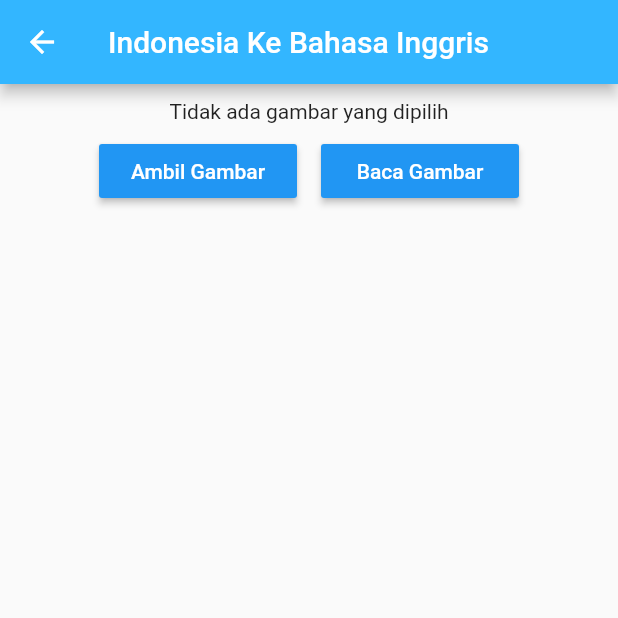
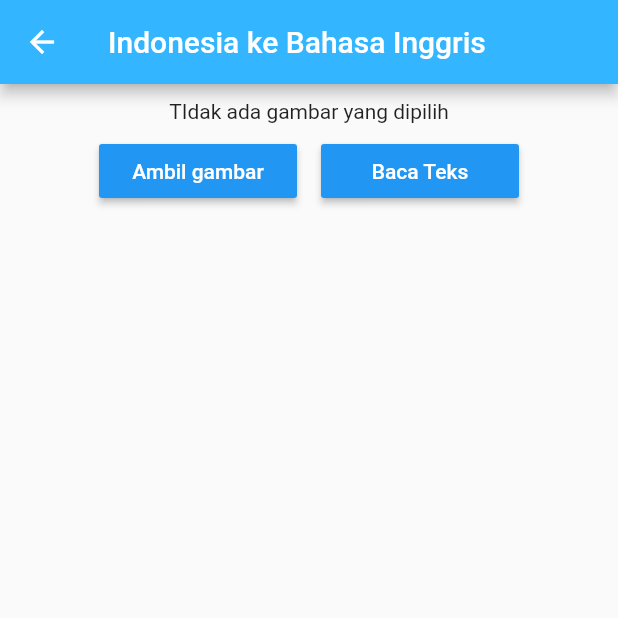
Before and after one commit to febryardiansyah/terjemahkeun_app, a Flutter app: the screen it shows after launch, after a tap on "ID", on a phone screen of 412 x 824 dp, the top half of it. Run offline on Flutter 3.47's test engine with Material 2 defaults, Android fonts, the light colour scheme and no system bars; our stand-ins replace flutter_screenutil, google_nav_bar, image_picker; missing offline and left inert: firebase_ml_vision, slide_digital_clock, translator; accounts and stored records are empty.

Commit message:
terjemah selesei

```diff
--- a/lib/home_screen/indoToEnglish.dart
+++ b/lib/home_screen/indoToEnglish.dart
@@ -1,8 +1,10 @@
 import 'dart:io';
 
-import 'package:camera/camera.dart';
+import 'package:firebase_ml_vision/firebase_ml_vision.dart';
 import 'package:flutter/material.dart';
 import 'package:image_picker/image_picker.dart';
+import 'package:translator/translator.dart';
+import 'package:terjemahkeun_app/widget/translation_widget.dart';
 
 class IndoToEnglish extends StatefulWidget {
   @override
@@ -10,116 +12,130 @@ class IndoToEnglish extends StatefulWidget {
 }
 
 class _IndoToEnglishState extends State<IndoToEnglish> {
-  File pickedImage;
+  File PickedImage;
   String wordText = '';
-  String imgaeTrans = '';
-  bool _isImageLoad = false;
-  bool showTranslate = false;
-  bool showOriginalText = false;
-  bool showTranslatinon = false;
+  String imageTrans = '';
+  String isTextNull = '';
+  bool ifTextnotNull = false;
+  bool isImageLoaded = false;
+  bool _showTranslateButtn =false;
+  bool _showOriginalText = false;
+  bool showTranslation = false;
+  final GoogleTranslator translator = GoogleTranslator();
 
-  void pickImage() async{
+  Future pickImage()async{
+    setState(() {
+      _showTranslateButtn = false;
+      _showOriginalText = false;
+      showTranslation = false;
+      wordText = '';
+      imageTrans = '';
+      isTextNull = '';
+    });
+    return showModalBottomSheet(
+        context: context,
+        backgroundColor: Colors.transparent,
+        builder: (BuildContext context){
+          return Container(
+            decoration: BoxDecoration(
+                borderRadius: BorderRadius.only(topLeft: Radius.circular(10),topRight: Radius.circular(10)),
+                color: Colors.white
+            ),
+            child: Wrap(
+              children: <Widget>[
+                ListTile(
+                  leading: Icon(Icons.image),
+                  title: Text('Dari Galeri'),
+                  onTap: ()async{
                     var temp = await ImagePicker.pickImage(source: ImageSource.gallery);
                     setState(() {
-      pickedImage = temp;
-      _isImageLoad = true;
+                      if(temp != null){
+                        PickedImage = temp;
+                        isImageLoaded = true;
+                        Navigator.pop(context);
+                      }
+                    });
+                  },
+                ),
+                ListTile(
+                  leading: Icon(Icons.camera_alt),
+                  title: Text('Dari Kamera'),
+                  onTap: ()async{
+                    var temp = await ImagePicker.pickImage(source: ImageSource.camera);
+                    setState(() {
+                      if(temp != null) {
+                        PickedImage = temp;
+                        isImageLoaded = true;
+                        Navigator.pop(context);
+                      }
+                    });
+                  },
+                )
+              ],
+            ),
+          );
+        }
+    );
+  }
+  Future readImage()async{
+    final FirebaseVisionImage myImage = FirebaseVisionImage.fromFile(PickedImage);
+    TextRecognizer textRecognizer = FirebaseVision.instance.textRecognizer();
+    VisionText visionText = await textRecognizer.processImage(myImage);
+    for(TextBlock textBlock in visionText.blocks){
+      for(TextLine textLine in textBlock.lines){
+        for(TextElement textElement in textLine.elements){
+          setState(() {
+            wordText += textElement.text.toLowerCase() + ' ';
+            print(wordText);
           });
         }
-  void readImage()async{
+      }
+    }
     setState(() {
-      showTranslate = true;
-      showOriginalText = true;
+      _showOriginalText = true;
+      _showTranslateButtn = true;
+      ifTextnotNull = true;
+      if(wordText == ''){
+        ifTextnotNull = false;
+        isTextNull = 'Tidak ada teks di dalam gambar';
+        return print('Tidak Ada ');
+      }
     });
   }
-  void translateImage()async{
+  Future translateImage()async{
+    await translator.translate(wordText,from: 'id',to: 'en').then((res){
       setState(() {
-      showTranslatinon = true;
+        imageTrans = res;
+        showTranslation = true;
+      });
     });
   }
   @override
   Widget build(BuildContext context) {
-    return Scaffold(
-      appBar: AppBar(
-        title: Text('Indonesia Ke Bahasa Inggris'),
-        backgroundColor: Color(0xFF33B6FF),
-      ),
-      body: SingleChildScrollView(
-        child: Container(
-          margin: EdgeInsets.only(top: 10),
-          alignment: Alignment.center,
-          child: Column(
-            children: <Widget>[
-              _isImageLoad?Container(
-                height: 300,
-                width: 300,
-                decoration: BoxDecoration(
-                  image: DecorationImage(
-                    image: FileImage(pickedImage),
-                    fit: BoxFit.fill
-                  )
-                ),
-              ):Center(child: Text('Tidak ada gambar yang dipilih'),),
-              Row(
-                mainAxisAlignment: MainAxisAlignment.center,
-                children: <Widget>[
-                  Padding(
-                    padding: const EdgeInsets.all(8.0),
-                    child: RaisedButton(
-                      color: Colors.blue,
-                      onPressed: (){
+    return TranslationWidget(
+      judul: 'Indonesia ke Bahasa Inggris',
+      isImageLoaded: isImageLoaded,
+      pickedImage: PickedImage,
+      gambarLoaded: 'TIdak ada gambar yang dipilih',
+      tapAmbilGambar:(){
         pickImage();
-                      },
-                      child: Container(
-                        height: 30,
-                        width: 100,
-                        child: Center(child: Text('Ambil Gambar',style: TextStyle(color: Colors.white),)),
-                      ),
-                    ),
-                  ),
-                  Padding(
-                    padding: const EdgeInsets.all(8.0),
-                    child: RaisedButton(
-                      color: Colors.blue,
-                      onPressed: (){
+      } ,
+      ambilGambar: 'Ambil gambar',
+      tapBacaGambar: (){
         readImage();
       },
-                      child: Container(
-                        height: 30,
-                        width: 100,
-                        child: Center(child: Text('Baca Gambar',style: TextStyle(color: Colors.white),)),
-                      ),
-                    ),
-                  ),
-                ],
-              ),
-              showTranslate?Center(
-                child: RaisedButton(
-                  color: Colors.blue,
-                  onPressed: (){
+      bacaGambar: 'Baca Teks',
+      showTranslateBtn: _showTranslateButtn,
+      terjemahkan: 'Terjemahkan',
+      tapTranslateGambar: (){
         translateImage();
       },
-                  child: Container(
-                    height: 30,
-                    width: 100,
-                    child: Center(child: Text('Terjemahkan',style: TextStyle(color: Colors.white),),),
-                  ),
-                ),
-              ):Center(),
-              SizedBox(height: 20,),
-              showOriginalText?Text('Text Asli',style: TextStyle(color: Colors.grey),):Container(),
-              Padding(
-                padding: EdgeInsets.only(left: 20,right: 20,top: 10),
-                child: SelectableText(wordText,textAlign: TextAlign.justify,),
-              ),
-              showTranslatinon?Text('Terjemahan Ke Bahasa Inggris',style: TextStyle(color: Colors.grey),):Container(),
-              Padding(
-                padding: EdgeInsets.only(left: 20,right: 20,top: 10,bottom: 20),
-                child: SelectableText(imgaeTrans,textAlign: TextAlign.justify,),
-              )
-            ],
-          ),
-        ),
-      ),
+      showOriginalText:_showOriginalText,
+      originalText: 'Teks asli',
+      wordTemp: ifTextnotNull?wordText:isTextNull,
+      showTranslation: showTranslation,
+      imageTrans: imageTrans.toString(),
+      terjemahText: 'Terjemahan ke Bahasa Inggris',
     );
   }
 }
--- a/lib/main.dart
+++ b/lib/main.dart
@@ -1,15 +1,11 @@
 
 import 'package:flutter/material.dart';
 import 'package:terjemahkeun_app/widget/bottom_navbar.dart';
-import 'package:terjemahkeun_app/widget/splash_screen.dart';
 
 void main() async => runApp (
     MaterialApp(
       debugShowCheckedModeBanner: false,
       initialRoute: '/navBar',
-      routes: {
-        '/': (_) => SplashScreen(),
-        '/navBar': (_) => BottomNavBar()
-      },
+      home: BottomNavBar(),
     )
 );
--- a/lib/page/home_page.dart
+++ b/lib/page/home_page.dart
@@ -60,7 +60,7 @@ class _HomePageState extends State<HomePage> {
       pesan = 'Sudah Makan Malam ??';
       return pesan;
     }else{
-      pesan = 'Jangan Lupa Tidur, jaga kesehatanmu';
+      pesan = 'Jangan Lupa Tidur';
       return pesan;
     }
   }
@@ -127,6 +127,8 @@ class _HomePageState extends State<HomePage> {
             ),
             SizedBox(height: 20,),
             Row(
+              crossAxisAlignment: CrossAxisAlignment.center,
+              mainAxisAlignment: MainAxisAlignment.center,
               children: <Widget>[
                 boxBahasa(
                   onTap: (){
@@ -159,7 +161,7 @@ class _HomePageState extends State<HomePage> {
     return InkWell(
       onTap: onTap,
       child: Container(
-        margin: EdgeInsets.only(left: 30),
+        margin: EdgeInsets.all(10),
         height: 70,
         width: 150,
         decoration: BoxDecoration(
--- a/lib/widget/bottom_navbar.dart
+++ b/lib/widget/bottom_navbar.dart
@@ -21,7 +21,11 @@ class _BottomNavBarState extends State<BottomNavBar> {
     // TODO: implement initState
     super.initState();
   }
-
+  @override
+  void dispose() {
+    // TODO: implement dispose
+    super.dispose();
+  }
   @override
   Widget build(BuildContext context) {
 
@@ -44,7 +48,7 @@ class _BottomNavBarState extends State<BottomNavBar> {
         child: Padding(
           padding: const EdgeInsets.all(10.0),
           child: GNav(
-              gap: 8,
+              gap: 1,
               color: Colors.white,
               iconSize: 24,
               padding: EdgeInsets.symmetric(horizontal: 20, vertical: 5),
--- a/lib/widget/translation_widget.dart
+++ b/lib/widget/translation_widget.dart
@@ -41,7 +41,10 @@ class TranslationWidget extends StatelessWidget {
           alignment: Alignment.center,
           child: Column(
             children: <Widget>[
-              isImageLoaded?Container(
+              isImageLoaded?Card(
+                elevation: 4,
+                child: Container(
+                  margin: EdgeInsets.all(10),
                   height: 300,
                   width: 300,
                   decoration: BoxDecoration(
@@ -49,6 +52,7 @@ class TranslationWidget extends StatelessWidget {
                       image: FileImage(pickedImage),
                       fit: BoxFit.fill
                     )
+                  ),
                 ),
               ):Center(child: Text(gambarLoaded),),
               Row(
@@ -92,11 +96,13 @@ class TranslationWidget extends StatelessWidget {
                   ),
                 ),
               ):Center(),
+              SizedBox(height: 20,),
               showOriginalText?Text(originalText,style: TextStyle(color: Colors.grey),):Container(),
               Padding(
                 padding: EdgeInsets.only(left: 20,right: 20,top: 10),
                 child: SelectableText(wordTemp,textAlign: TextAlign.justify,),
               ),
+              SizedBox(height: 20,),
               showTranslation?Text(terjemahText,style: TextStyle(color: Colors.grey),):Container(),
               Padding(
                 padding: EdgeInsets.only(left: 20,right: 20,top: 10,bottom: 20),
--- a/pubspec.yaml
+++ b/pubspec.yaml
@@ -30,6 +30,7 @@ dependencies:
   firebase_ml_vision: ^0.9.3+8
   camera: ^0.5.7+4
   image_picker: ^0.6.3+4
+  translator: ^0.1.4
 
 
 dev_dependencies:
```
Also changed, not shown: lib/home_screen/englishToIndo.dart (+80 -5 lines), pubspec.lock. Lines whose indentation alone changed are shown as unchanged.
